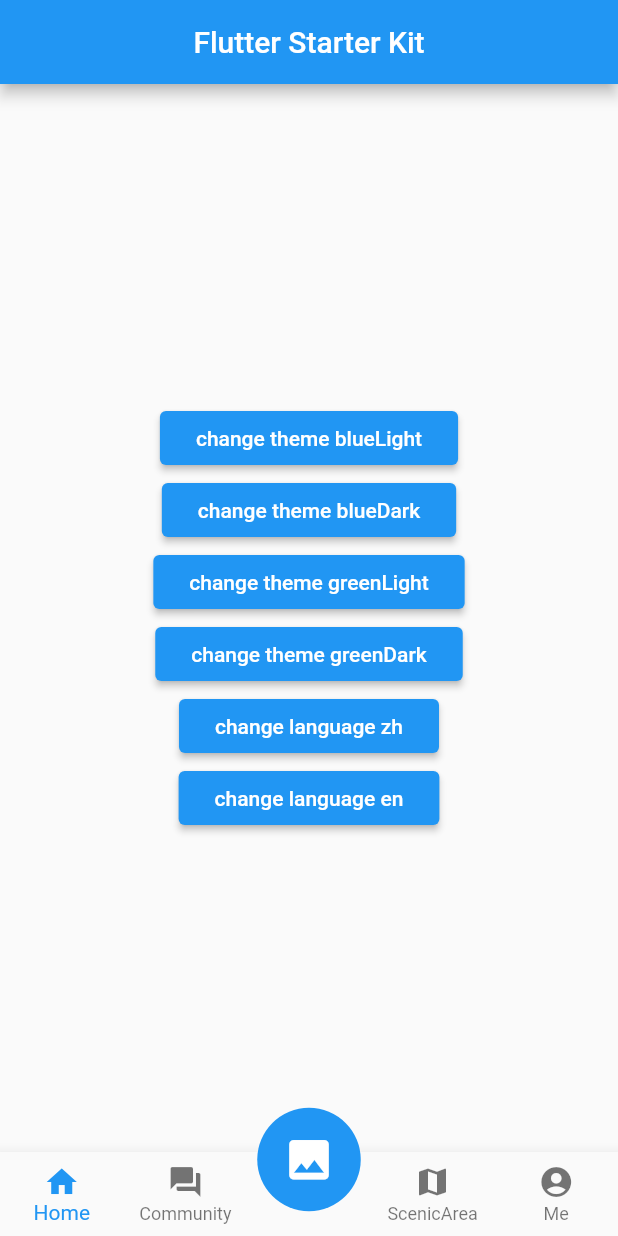
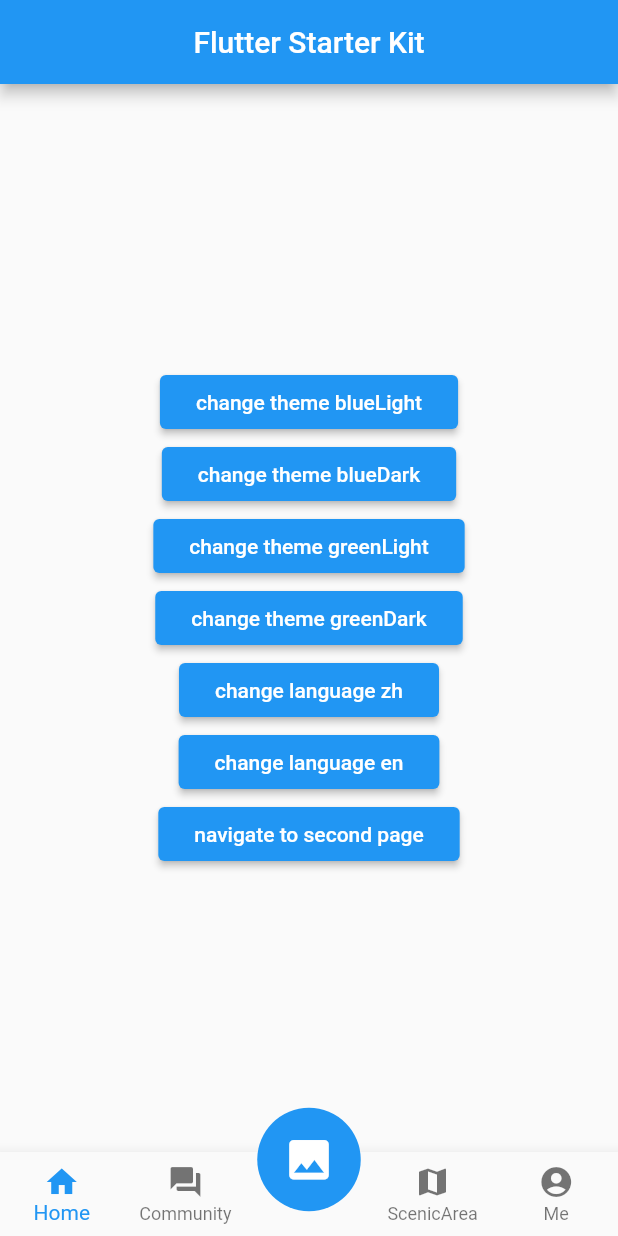
Before and after one commit to maybewaityou/flyme_app, a Flutter app: the screen it shows after launch, on a phone screen of 412 x 824 dp. Run offline on Flutter 3.47's test engine with Material 2 defaults, Android fonts, the phone set to English and light mode, and no system bars; our stand-ins replace dartz, dio, fluro, freezed_annotation, get_it, hive and 3 more; missing offline and left inert: flutter_stetho, flyme_annotation; accounts and stored records are empty; generated files the repository leaves out were written again.

Commit message:
架构分层

```diff
--- a/lib/common/app/app_routes.dart
+++ b/lib/common/app/app_routes.dart
@@ -2,6 +2,7 @@ import 'package:fluro/fluro.dart';
 import 'package:flyme_annotation/flyme_annotation.dart';
 import 'package:flyme_app/common/component/page/not_found_page.dart';
 import 'package:flyme_app/user_interface/splash/splash_page.dart';
+import 'package:flyme_app/user_interface/tab/home/page/second.dart';
 import 'package:flyme_app/user_interface/tab/tab_container.dart';
 
 part 'app_routes.g.dart';
--- a/lib/user_interface/tab/home/page/page.dart
+++ b/lib/user_interface/tab/home/page/page.dart
@@ -1,5 +1,7 @@
 /// Page
 import 'package:flutter/material.dart';
+import 'package:flyme_app/common/app/app_provider.dart';
+import 'package:flyme_app/common/app/app_routes.dart';
 import 'package:flyme_app/common/app/application.dart';
 import 'package:flyme_app/common/component/app_title/app_title.dart';
 import 'package:flyme_app/common/config/config.dart';
@@ -21,46 +23,52 @@ class HomePage extends StatelessWidget {
           crossAxisAlignment: CrossAxisAlignment.center,
           children: <Widget>[
             RaisedButton(
+              child: const Text('change theme blueLight'),
               onPressed: () {
                 final themeModel = getIt.get<ThemeModel>();
                 themeModel.theme = AppTheme.blueLight;
               },
-              child: const Text('change theme blueLight'),
             ),
             RaisedButton(
+              child: const Text('change theme blueDark'),
               onPressed: () {
                 final themeModel = getIt.get<ThemeModel>();
                 themeModel.theme = AppTheme.blueDark;
               },
-              child: const Text('change theme blueDark'),
             ),
             RaisedButton(
+              child: const Text('change theme greenLight'),
               onPressed: () {
                 final themeModel = getIt.get<ThemeModel>();
                 themeModel.theme = AppTheme.greenLight;
               },
-              child: const Text('change theme greenLight'),
             ),
             RaisedButton(
+              child: const Text('change theme greenDark'),
               onPressed: () {
                 final themeModel = getIt.get<ThemeModel>();
                 themeModel.theme = AppTheme.greenDark;
               },
-              child: const Text('change theme greenDark'),
             ),
             RaisedButton(
+              child: const Text('change language zh'),
               onPressed: () {
                 final localeModel = getIt.get<LocaleModel>();
                 localeModel.changeLocale('zh');
               },
-              child: const Text('change language zh'),
             ),
             RaisedButton(
+              child: const Text('change language en'),
               onPressed: () {
                 final localeModel = getIt.get<LocaleModel>();
                 localeModel.changeLocale('en');
               },
-              child: const Text('change language en'),
+            ),
+            RaisedButton(
+              child: const Text('navigate to second page'),
+              onPressed: () {
+                AppProvider.navigateTo(context, AppRoutesPath.second);
+              },
             ),
           ],
         ),
--- a/pubspec.yaml
+++ b/pubspec.yaml
@@ -34,9 +34,11 @@ dependencies:
   responsive_builder: ^0.2.0+2
   # SwiftUI 方式编写 UI
   velocity_x: ^0.4.0
-#  flushbar: ^1.10.0
+  flushbar: ^1.10.4
   # 引导页中的"点"
   dots_indicator: ^1.1.0
+  # 轮播图
+  flutter_swiper: ^1.1.6
   provider: ^4.1.2
   fluro: ^1.6.3
   dio: ^3.0.9
```
Also changed, not shown: lib/user_interface/tab/home/page/second.dart (added, +29 -0 lines), lib/common/app/app_routes.g.dart, pubspec.lock.
